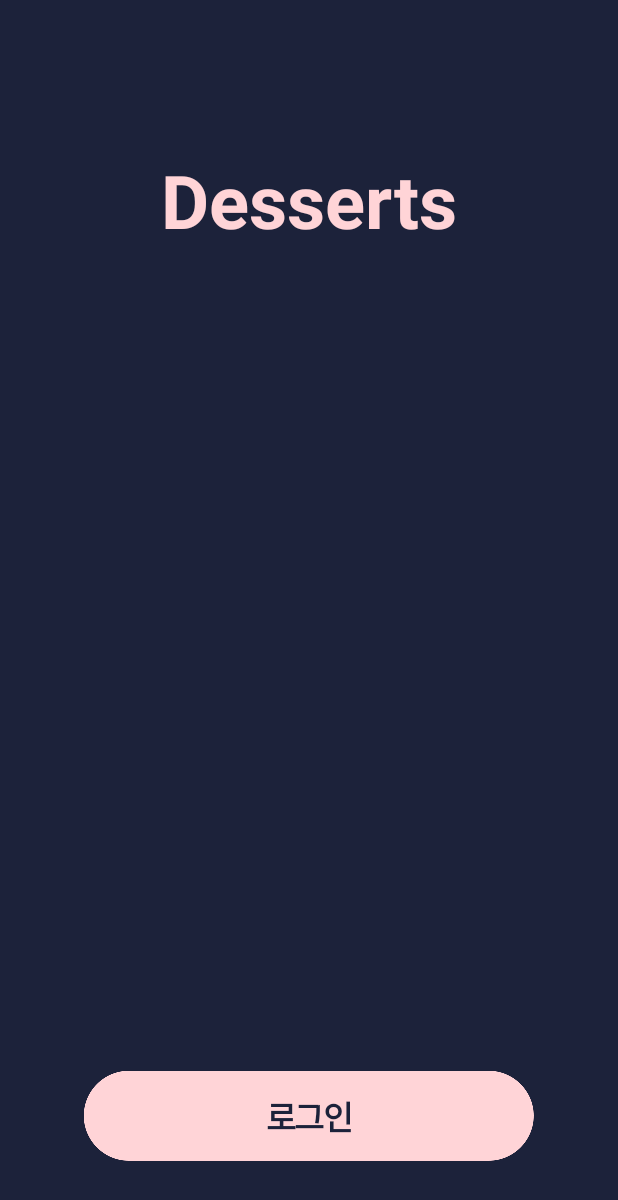
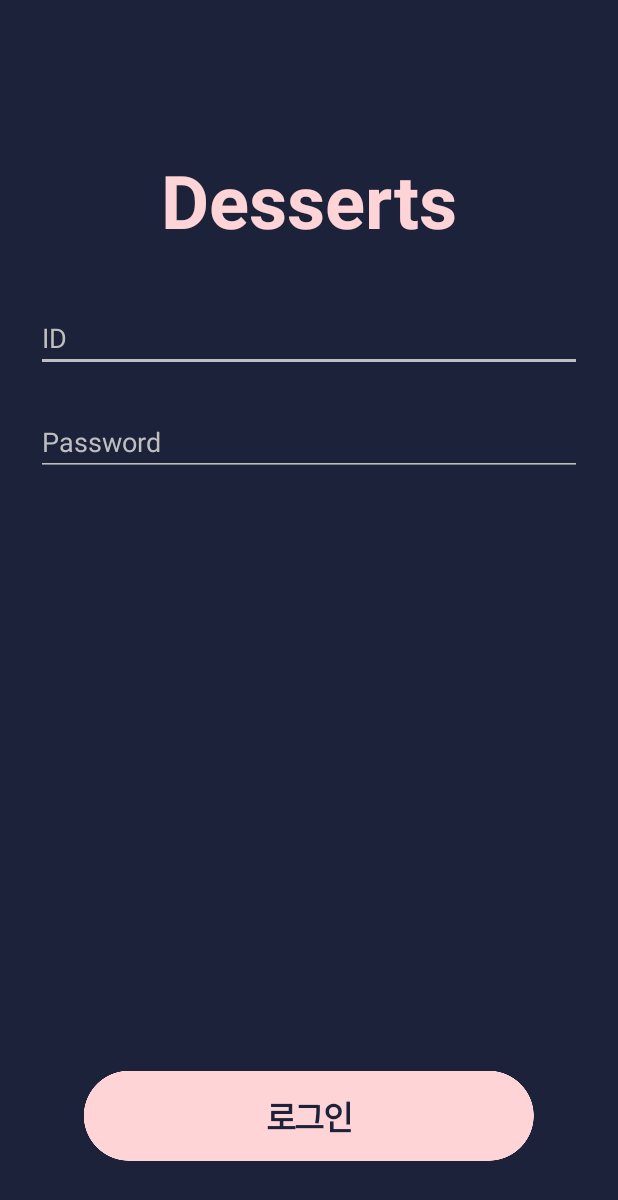
Before and after one commit to gitdesserts/Desserts-Android, an Android app: the screen it shows after launch (LoginActivity), on a phone screen of 412 x 824 dp. Shown: the top 1200 px of the screen. Run offline under Robolectric (Android 15) with nearby library versions, the phone set to English and light mode, and no system bars; our stand-ins replace RxJava.

Commit message:
로딩 처리

```diff
--- a/Desserts/app/src/main/java/com/example/desserts/view/LoginActivity.kt
+++ b/Desserts/app/src/main/java/com/example/desserts/view/LoginActivity.kt
@@ -3,6 +3,7 @@ package com.example.desserts.view
 import android.content.Intent
 import android.support.v7.app.AppCompatActivity
 import android.os.Bundle
+import android.view.View
 import android.widget.Toast
 import com.example.desserts.R
 import com.example.desserts.api.ApiService
@@ -10,7 +11,9 @@ import com.example.desserts.view.questions.QuestionsActivity
 import io.reactivex.android.schedulers.AndroidSchedulers
 import io.reactivex.disposables.CompositeDisposable
 import io.reactivex.schedulers.Schedulers
+import kotlinx.android.synthetic.main.activity_insight_chart.*
 import kotlinx.android.synthetic.main.activity_login.*
+import java.util.*
 
 class LoginActivity : AppCompatActivity() {
 
@@ -21,6 +24,7 @@ class LoginActivity : AppCompatActivity() {
         setContentView(R.layout.activity_login)
 
         loginButton.setOnClickListener {
+
             compositeDisposable.add(
                 ApiService.requestLogin()
                     .subscribeOn(Schedulers.io())
--- a/Desserts/app/src/main/java/com/example/desserts/view/insight/InsightChartActivity.kt
+++ b/Desserts/app/src/main/java/com/example/desserts/view/insight/InsightChartActivity.kt
@@ -9,9 +9,10 @@ import android.text.Html
 import android.view.View
 import android.widget.LinearLayout
 import com.bumptech.glide.Glide
+import com.example.desserts.common.GlideApp
 import com.example.desserts.R
 import com.example.desserts.api.ApiService
-import com.example.desserts.common.GlideApp
+
 import com.github.mikephil.charting.components.XAxis
 import com.github.mikephil.charting.components.YAxis
 import com.github.mikephil.charting.data.*
@@ -58,7 +59,7 @@ class InsightChartActivity : AppCompatActivity() {
         calendar.time = Date()
 
         requestChartData(getCurrentDate(0))
-
+        GlideApp.with(this).load(R.drawable.q_loading).into(loadingImageView)
         // Insight
         compositeDisposable.add(
             ApiService.requestInsight(1)
--- a/Desserts/app/src/main/res/layout/activity_insight_chart.xml
+++ b/Desserts/app/src/main/res/layout/activity_insight_chart.xml
@@ -188,6 +188,8 @@
                     android:layout_width="174dp"
                     android:layout_height="174dp"
                     android:layout_gravity="center"
+                    android:padding="12dp"
+                    android:background="@drawable/loading_circle"
             />
     </LinearLayout>
 </android.support.constraint.ConstraintLayout>
--- a/Desserts/app/src/main/res/layout/activity_login.xml
+++ b/Desserts/app/src/main/res/layout/activity_login.xml
@@ -19,7 +19,36 @@
             app:layout_constraintRight_toRightOf="parent"
             android:layout_marginTop="100dp"
             android:text="Desserts"
-    />
+            android:id="@+id/textView"/>
+
+    <EditText
+            android:id="@+id/idEditText"
+            android:layout_width="match_parent"
+            android:layout_height="wrap_content"
+            app:layout_constraintLeft_toLeftOf="parent"
+            app:layout_constraintRight_toRightOf="parent"
+            android:layout_marginLeft="24dp"
+            android:layout_marginRight="24dp"
+            android:hint="ID"
+            android:textColor="#bfbfbf"
+            android:textColorHint="#bfbfbf"
+            android:backgroundTint="#bfbfbf" android:layout_marginTop="36dp"
+            app:layout_constraintTop_toBottomOf="@+id/textView"/>
+
+    <EditText
+            android:id="@+id/passwordEditText"
+            android:layout_width="match_parent"
+            android:layout_height="wrap_content"
+            app:layout_constraintLeft_toLeftOf="parent"
+            app:layout_constraintRight_toRightOf="parent"
+            android:layout_marginLeft="24dp"
+            android:layout_marginRight="24dp"
+            android:textColor="#bfbfbf"
+            android:hint="Password"
+            android:password="true"
+            android:textColorHint="#bfbfbf"
+            android:backgroundTint="#bfbfbf" android:layout_marginTop="24dp"
+            app:layout_constraintTop_toBottomOf="@+id/idEditText"/>
 
     <Button
             android:id="@+id/loginButton"
@@ -38,5 +67,4 @@
             android:layout_marginBottom="50dp"
             android:layout_marginLeft="20dp"
             android:layout_marginRight="20dp"/>
-
 </android.support.constraint.ConstraintLayout>
```
Also changed, not shown: Desserts/app/src/main/java/com/example/desserts/view/questions/QuestionsActivity.kt (+18 -0 lines), Desserts/app/src/main/res/drawable/loading_circle.xml (added, +14 -0 lines), Desserts/app/src/main/res/layout/activity_questions.xml (+20 -0 lines), Desserts/app/src/main/res/drawable-xxxhdpi/q_loading.gif (added).
